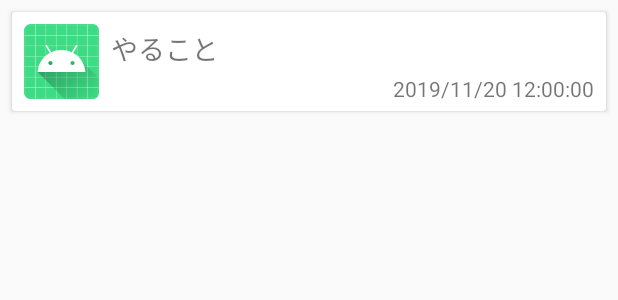
After one commit to MayuWaka/kakigoori, an Android app: the layout activity_list.xml on its own in the app's theme, with its tools: preview values and no code run, on a phone screen of 412 x 824 dp. The commit adds this screen. Shown: the top 300 px of the screen. Run offline under Robolectric (Android 15) with nearby library versions, the phone set to English and light mode, and no system bars.

Commit message:
かき氷アプリリサイクラービュービルド完了アプリ落ちる

```diff
--- /dev/null
+++ b/app/src/main/res/layout/activity_list.xml
@@ -0,0 +1,55 @@
+<?xml version="1.0" encoding="utf-8"?>
+<androidx.cardview.widget.CardView
+    xmlns:android="http://schemas.android.com/apk/res/android"
+    xmlns:card_view="http://schemas.android.com/apk/res-auto"
+    android:layout_width="match_parent"
+    android:layout_height="wrap_content"
+    android:layout_margin="8dp"
+    card_view:cardElevation="2dp">
+
+    <LinearLayout
+        android:id="@+id/container"
+        android:layout_width="match_parent"
+        android:layout_height="match_parent"
+        android:gravity="center_vertical"
+        android:orientation="horizontal"
+        android:background="?android:attr/selectableItemBackground"
+        android:clickable="true"
+        android:focusable="true">
+
+        <ImageView
+            android:id="@+id/imageView"
+            android:layout_width="50dp"
+            android:layout_height="50dp"
+            android:layout_margin="8dp"
+            card_view:srcCompat="@mipmap/ic_launcher" />
+
+        <LinearLayout
+            android:layout_width="match_parent"
+            android:layout_height="match_parent"
+            android:layout_marginTop="8dp"
+            android:layout_marginEnd="8dp"
+            android:layout_marginBottom="8dp"
+            android:orientation="vertical">
+
+            <TextView
+                android:id="@+id/contentTextView"
+                android:layout_width="match_parent"
+                android:layout_height="0dp"
+                android:layout_weight="2"
+                android:gravity="center_vertical"
+                android:text="やること"
+                android:textSize="18sp" />
+
+            <TextView
+                android:id="@+id/dateTextView"
+                android:layout_width="match_parent"
+                android:layout_height="0dp"
+                android:layout_weight="1"
+                android:gravity="center_vertical|end"
+                android:text="2019/11/20 12:00:00" />
+
+        </LinearLayout>
+
+    </LinearLayout>
+</androidx.cardview.widget.CardView>
--- a/build.gradle
+++ b/build.gradle
@@ -10,7 +10,7 @@ buildscript {
     dependencies {
         classpath 'com.android.tools.build:gradle:3.6.3'
         classpath "org.jetbrains.kotlin:kotlin-gradle-plugin:$kotlin_version"
-
+        classpath "io.realm:realm-gradle-plugin:5.15.2"
         // NOTE: Do not place your application dependencies here; they belong
         // in the individual module build.gradle files
     }
```
Also changed, not shown: app/build.gradle (+7 -0 lines), app/src/main/java/app/wakayama/tama/kakigoori/MainActivity.kt (+89 -0 lines), app/src/main/java/app/wakayama/tama/kakigoori/Shop.kt (added, +12 -0 lines), app/src/main/java/app/wakayama/tama/kakigoori/ShopAdapter.kt (added, +57 -0 lines), app/src/main/res/layout/activity_main.xml (+9 -8 lines).
